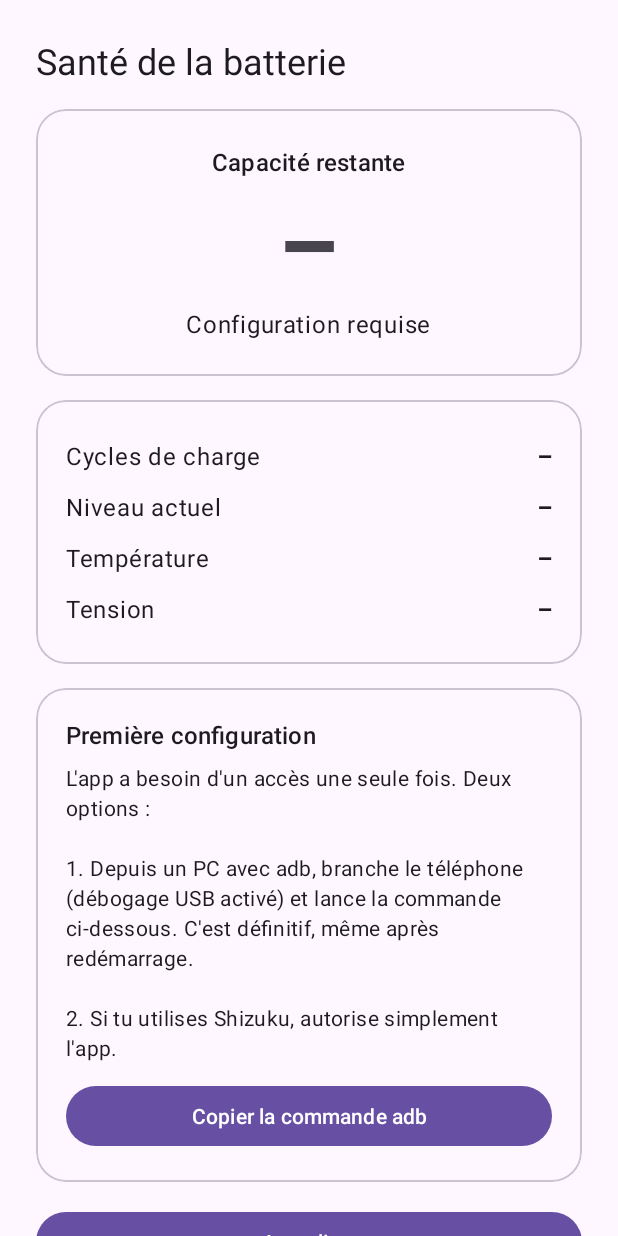
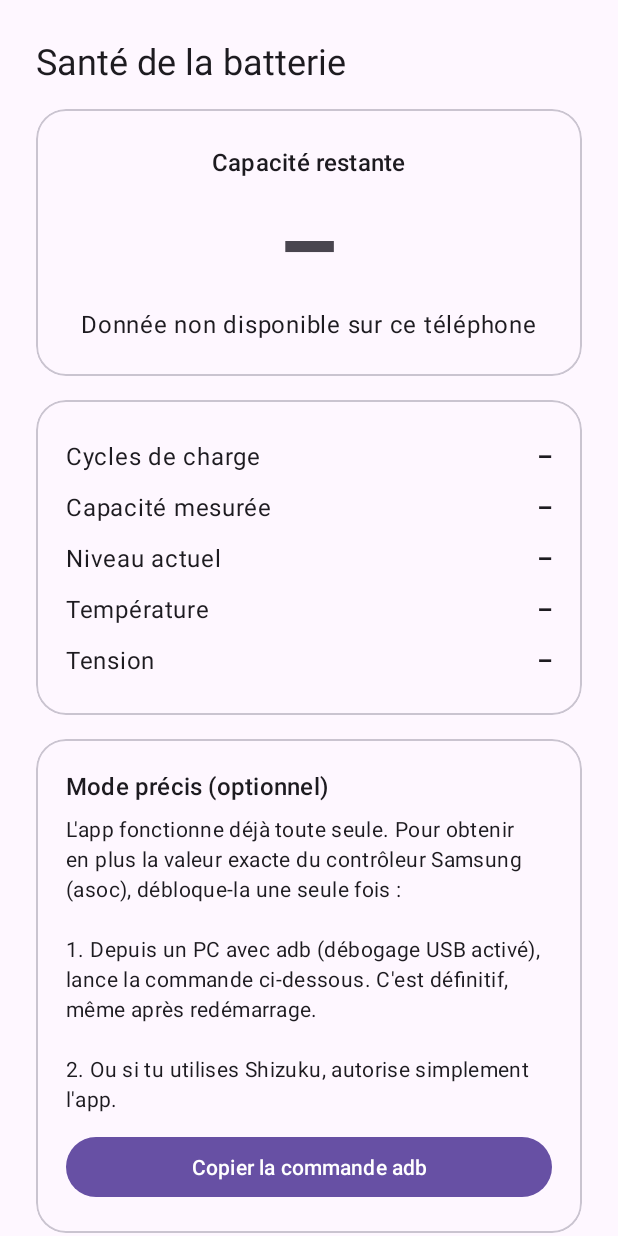
Before and after one commit to insourcewetrust/macplay, an Android app: the screen it shows after launch (MainActivity), on a phone screen of 412 x 824 dp. Run offline under Robolectric (Android 15) with nearby library versions, the phone set to English and light mode, and no system bars; libraries missing offline, so code that uses them is left out: rikka.shizuku; 5 statements that could not run were skipped.

Commit message:
Make the app fully autonomous, no adb or Shizuku required
Health, cycle count and capacity now come from permission-free sources
first: Android 14 public APIs (EXTRA_CYCLE_COUNT sticky broadcast extra
and BATTERY_PROPERTY_STATE_OF_HEALTH), with a measurement-based fallback
(BATTERY_PROPERTY_CHARGE_COUNTER scaled by level vs PowerProfile design
capacity). Level, temperature and voltage read from the battery sticky
broadcast. The dumpsys asoc path becomes an optional "precise mode" card
shown only when the exact Samsung controller value is not yet unlocked,
and the UI now shows which source produced the health figure.

Co-Authored-By: Claude Fable 5 <noreply@anthropic.com>
Claude-Session: https://claude.ai/code/session_01UuN5ExHRFdtyPQGJ87PKyt

```diff
--- a/samsung-battery-health/app/src/main/java/com/arnaud/batteryhealth/BatteryReader.kt
+++ b/samsung-battery-health/app/src/main/java/com/arnaud/batteryhealth/BatteryReader.kt
@@ -2,31 +2,45 @@ package com.arnaud.batteryhealth
 
 import android.annotation.SuppressLint
 import android.content.Context
+import android.content.Intent
+import android.content.IntentFilter
 import android.content.pm.PackageManager
+import android.os.BatteryManager
+import android.os.Build
 import android.os.IBinder
 import android.os.ParcelFileDescriptor
 import androidx.core.content.ContextCompat
 import rikka.shizuku.Shizuku
+import kotlin.math.roundToInt
+
+enum class HealthSource { ASOC, ANDROID_API, ESTIMATE }
 
 data class BatteryInfo(
     val healthPercent: Int?,
+    val healthSource: HealthSource?,
     val cycleCount: Int?,
+    val cycleApprox: Boolean,
     val level: Int?,
     val temperatureC: Double?,
     val voltageMv: Int?,
+    val estimatedFullMah: Int?,
+    val designMah: Int?,
     val raw: String,
 )
 
 /**
- * Lit la santé batterie des Samsung en automatisant la méthode du guide
- * r/GalaxyS23 : `dumpsys battery` expose `mSavedBatteryAsoc` (capacité
- * restante en %) et `mSavedBatteryUsage` (valeur / 100 = cycles de charge).
+ * Lit la santé batterie des Samsung, en full autonome, en combinant :
  *
- * Deux sources possibles, dans cet ordre :
- *  1. Dump direct du service "battery" si la permission DUMP est accordée
- *     (une seule commande adb, persiste après redémarrage).
- *  2. Shell Shizuku si l'app Shizuku tourne et a donné son accord. Dans ce
- *     cas on en profite pour s'auto-accorder DUMP : l'app devient autonome.
+ *  1. Android 14+ expose officiellement aux apps normales le nombre de
+ *     cycles (EXTRA_CYCLE_COUNT) et un indicateur de santé
+ *     (BATTERY_PROPERTY_STATE_OF_HEALTH), sans aucune permission.
+ *  2. Estimation par mesure : charge restante (BATTERY_PROPERTY_CHARGE_COUNTER)
+ *     rapportée au niveau affiché donne la capacité réelle, comparée à la
+ *     capacité d'origine (PowerProfile).
+ *  3. Mode précis optionnel : `dumpsys battery` expose `mSavedBatteryAsoc`
+ *     (la valeur exacte du contrôleur Samsung, méthode du guide r/GalaxyS23)
+ *     si la permission DUMP a été accordée (une commande adb, une fois)
+ *     ou via Shizuku, qui en profite pour auto-accorder DUMP.
  */
 object BatteryReader {
 
@@ -52,9 +66,10 @@ object BatteryReader {
         false
     }
 
-    fun read(context: Context): BatteryInfo? {
+    fun read(context: Context): BatteryInfo {
         val shizukuOk = shizukuAvailable() && shizukuGranted()
 
+        // Mode précis, seulement si déjà débloqué.
         val dump: String? = when {
             hasDumpPermission(context) -> dumpService("battery")
             shizukuOk -> {
@@ -64,33 +79,104 @@ object BatteryReader {
             }
             else -> null
         }
-        if (dump.isNullOrBlank()) return null
 
-        var cycles = parseCycles(dump)
+        // Sources autonomes, aucune permission requise.
+        val sticky: Intent? = context.registerReceiver(
+            null,
+            IntentFilter(Intent.ACTION_BATTERY_CHANGED),
+        )
+        val bm = context.getSystemService(Context.BATTERY_SERVICE) as BatteryManager
+
+        val level = parseInt(dump, "level") ?: sticky?.let {
+            val lvl = it.getIntExtra(BatteryManager.EXTRA_LEVEL, -1)
+            val scale = it.getIntExtra(BatteryManager.EXTRA_SCALE, 100)
+            if (lvl >= 0 && scale > 0) lvl * 100 / scale else null
+        }
+        val temperatureC = (parseInt(dump, "temperature")
+            ?: sticky?.getIntExtra(BatteryManager.EXTRA_TEMPERATURE, Int.MIN_VALUE)
+                ?.takeIf { it != Int.MIN_VALUE })?.let { it / 10.0 }
+        val voltageMv = parseInt(dump, "voltage")
+            ?: sticky?.getIntExtra(BatteryManager.EXTRA_VOLTAGE, -1)?.takeIf { it > 0 }
+
+        // Cycles : valeur officielle Android 14+, sinon dump, sinon sysfs.
+        var cycles: Int? = null
+        var cycleApprox = false
+        if (Build.VERSION.SDK_INT >= 34) {
+            cycles = sticky?.getIntExtra(BatteryManager.EXTRA_CYCLE_COUNT, -1)
+                ?.takeIf { it > 0 }
+        }
+        if (cycles == null) {
+            cycles = parseCyclesFromDump(dump)?.also { cycleApprox = true }
+        }
         if (cycles == null && shizukuOk) {
             cycles = SYSFS_CYCLE_PATHS.firstNotNullOfOrNull { path ->
                 runShizuku("cat $path")?.trim()?.toIntOrNull()
             }
         }
 
+        // Capacité mesurée vs capacité d'origine.
+        val chargeCounterUah = bm.getIntProperty(BatteryManager.BATTERY_PROPERTY_CHARGE_COUNTER)
+            .takeIf { it > 0 }
+        val designMah = readDesignCapacityMah(context)
+        val estimatedFullMah = if (chargeCounterUah != null && level != null && level >= 10) {
+            (chargeCounterUah / 1000.0 * 100.0 / level).roundToInt()
+        } else {
+            null
+        }
+
+        // Santé : ASOC exact > API Android > estimation par mesure.
+        var health: Int? = parseInt(dump, "mSavedBatteryAsoc")?.takeIf { it in 1..100 }
+        var source: HealthSource? = if (health != null) HealthSource.ASOC else null
+        if (health == null && Build.VERSION.SDK_INT >= 34) {
+            health = bm.getIntProperty(BatteryManager.BATTERY_PROPERTY_STATE_OF_HEALTH)
+                .takeIf { it in 1..100 }
+            if (health != null) source = HealthSource.ANDROID_API
+        }
+        if (health == null && estimatedFullMah != null && designMah != null && designMah > 0) {
+            health = (estimatedFullMah * 100.0 / designMah).roundToInt().coerceAtMost(100)
+                .takeIf { it in 1..100 }
+            if (health != null) source = HealthSource.ESTIMATE
+        }
+
         return BatteryInfo(
-            healthPercent = parseInt(dump, "mSavedBatteryAsoc"),
+            healthPercent = health,
+            healthSource = source,
             cycleCount = cycles,
-            level = parseInt(dump, "level"),
-            temperatureC = parseInt(dump, "temperature")?.let { it / 10.0 },
-            voltageMv = parseInt(dump, "voltage"),
-            raw = dump.trim(),
+            cycleApprox = cycleApprox,
+            level = level,
+            temperatureC = temperatureC,
+            voltageMv = voltageMv,
+            estimatedFullMah = estimatedFullMah,
+            designMah = designMah,
+            raw = dump?.trim() ?: "",
         )
     }
 
-    private fun parseInt(dump: String, key: String): Int? =
-        Regex("""\b$key[=:]\s*(-?\d+)""").find(dump)?.groupValues?.get(1)?.toIntOrNull()
+    private fun parseInt(dump: String?, key: String): Int? {
+        if (dump.isNullOrBlank()) return null
+        return Regex("""\b$key[=:]\s*(-?\d+)""")
+            .find(dump)?.groupValues?.get(1)?.toIntOrNull()
+    }
 
-    private fun parseCycles(dump: String): Int? {
+    private fun parseCyclesFromDump(dump: String?): Int? {
         parseInt(dump, "mSavedBatteryCycle")?.let { return it }
         // mSavedBatteryUsage : les premiers chiffres (valeur / 100) = cycles.
         parseInt(dump, "mSavedBatteryUsage")?.let { return it / 100 }
         return null
+    }
+
+    /** Capacité d'origine (mAh) déclarée par le constructeur dans PowerProfile. */
+    @SuppressLint("PrivateApi")
+    private fun readDesignCapacityMah(context: Context): Int? = try {
+        val profile = Class.forName("com.android.internal.os.PowerProfile")
+            .getConstructor(Context::class.java)
+            .newInstance(context)
+        val capacity = profile.javaClass
+            .getMethod("getBatteryCapacity")
+            .invoke(profile) as Double
+        capacity.roundToInt().takeIf { it > 100 }
+    } catch (t: Throwable) {
+        null
     }
 
     /** Dump du service système via IBinder.dump(), nécessite android.permission.DUMP. */
--- a/samsung-battery-health/app/src/main/java/com/arnaud/batteryhealth/MainActivity.kt
+++ b/samsung-battery-health/app/src/main/java/com/arnaud/batteryhealth/MainActivity.kt
@@ -56,32 +56,18 @@ class MainActivity : AppCompatActivity() {
         }
     }
 
-    private fun bind(info: BatteryInfo?) {
+    private fun bind(info: BatteryInfo) {
         val setupCard = findViewById<MaterialCardView>(R.id.setupCard)
         val healthValue = findViewById<TextView>(R.id.healthValue)
         val healthLabel = findViewById<TextView>(R.id.healthLabel)
+        val healthSource = findViewById<TextView>(R.id.healthSource)
         val cyclesValue = findViewById<TextView>(R.id.cyclesValue)
+        val capacityValue = findViewById<TextView>(R.id.capacityValue)
         val levelValue = findViewById<TextView>(R.id.levelValue)
         val tempValue = findViewById<TextView>(R.id.tempValue)
         val voltValue = findViewById<TextView>(R.id.voltValue)
         val rawText = findViewById<TextView>(R.id.rawText)
         val shizukuButton = findViewById<MaterialButton>(R.id.shizukuButton)
-
-        if (info == null) {
-            setupCard.visibility = View.VISIBLE
-            shizukuButton.visibility =
-                if (BatteryReader.shizukuAvailable()) View.VISIBLE else View.GONE
-            healthValue.text = getString(R.string.value_unknown)
-            healthLabel.text = getString(R.string.setup_needed)
-            cyclesValue.text = getString(R.string.value_unknown)
-            levelValue.text = getString(R.string.value_unknown)
-            tempValue.text = getString(R.string.value_unknown)
-            voltValue.text = getString(R.string.value_unknown)
-            rawText.text = ""
-            return
-        }
-
-        setupCard.visibility = View.GONE
 
         val health = info.healthPercent
         if (health != null) {
@@ -94,13 +80,32 @@ class MainActivity : AppCompatActivity() {
                     else -> R.string.health_weak
                 }
             )
+            healthSource.text = getString(
+                when (info.healthSource) {
+                    HealthSource.ASOC -> R.string.source_asoc
+                    HealthSource.ANDROID_API -> R.string.source_android
+                    else -> R.string.source_estimate
+                }
+            )
+            healthSource.visibility = View.VISIBLE
         } else {
             healthValue.text = getString(R.string.value_unknown)
-            healthLabel.text = getString(R.string.health_not_exposed)
+            healthLabel.text = getString(R.string.health_not_available)
+            healthSource.visibility = View.GONE
         }
 
-        cyclesValue.text = info.cycleCount?.let { getString(R.string.cycles_format, it) }
-            ?: getString(R.string.value_unknown)
+        cyclesValue.text = when {
+            info.cycleCount == null -> getString(R.string.value_unknown)
+            info.cycleApprox -> getString(R.string.cycles_approx_format, info.cycleCount)
+            else -> info.cycleCount.toString()
+        }
+        capacityValue.text = when {
+            info.estimatedFullMah != null && info.designMah != null ->
+                getString(R.string.capacity_format, info.estimatedFullMah, info.designMah)
+            info.estimatedFullMah != null ->
+                getString(R.string.capacity_short_format, info.estimatedFullMah)
+            else -> getString(R.string.value_unknown)
+        }
         levelValue.text = info.level?.let { getString(R.string.percent_format, it) }
             ?: getString(R.string.value_unknown)
         tempValue.text = info.temperatureC?.let { getString(R.string.temp_format, it) }
@@ -108,6 +113,13 @@ class MainActivity : AppCompatActivity() {
         voltValue.text = info.voltageMv?.let { getString(R.string.volt_format, it / 1000.0) }
             ?: getString(R.string.value_unknown)
         rawText.text = info.raw
+
+        // Le mode précis n'est proposé que si la valeur exacte du contrôleur
+        // Samsung n'est pas encore accessible.
+        val precise = info.healthSource == HealthSource.ASOC
+        setupCard.visibility = if (precise) View.GONE else View.VISIBLE
+        shizukuButton.visibility =
+            if (!precise && BatteryReader.shizukuAvailable()) View.VISIBLE else View.GONE
     }
 
     private fun copyAdbCommand() {
--- a/samsung-battery-health/app/src/main/res/layout/activity_main.xml
+++ b/samsung-battery-health/app/src/main/res/layout/activity_main.xml
@@ -50,6 +50,15 @@
                     android:layout_height="wrap_content"
                     android:text=""
                     android:textAppearance="?attr/textAppearanceBodyLarge" />
+
+                <TextView
+                    android:id="@+id/healthSource"
+                    android:layout_width="wrap_content"
+                    android:layout_height="wrap_content"
+                    android:layout_marginTop="4dp"
+                    android:alpha="0.7"
+                    android:text=""
+                    android:textAppearance="?attr/textAppearanceBodySmall" />
             </LinearLayout>
         </com.google.android.material.card.MaterialCardView>
 
@@ -81,6 +90,28 @@
 
                     <TextView
                         android:id="@+id/cyclesValue"
+                        android:layout_width="wrap_content"
+                        android:layout_height="wrap_content"
+                        android:text="@string/value_unknown"
+                        android:textAppearance="?attr/textAppearanceBodyLarge"
+                        android:textStyle="bold" />
+                </LinearLayout>
+
+                <LinearLayout
+                    android:layout_width="match_parent"
+                    android:layout_height="wrap_content"
+                    android:orientation="horizontal"
+                    android:paddingVertical="6dp">
+
+                    <TextView
+                        android:layout_width="0dp"
+                        android:layout_height="wrap_content"
+                        android:layout_weight="1"
+                        android:text="@string/capacity_title"
+                        android:textAppearance="?attr/textAppearanceBodyLarge" />
+
+                    <TextView
+                        android:id="@+id/capacityValue"
                         android:layout_width="wrap_content"
                         android:layout_height="wrap_content"
                         android:text="@string/value_unknown"
--- a/samsung-battery-health/app/src/main/res/values/strings.xml
+++ b/samsung-battery-health/app/src/main/res/values/strings.xml
@@ -4,22 +4,27 @@
     <string name="app_title">Santé de la batterie</string>
     <string name="health_title">Capacité restante</string>
     <string name="cycles_title">Cycles de charge</string>
+    <string name="capacity_title">Capacité mesurée</string>
     <string name="level_title">Niveau actuel</string>
     <string name="temp_title">Température</string>
     <string name="volt_title">Tension</string>
     <string name="value_unknown">–</string>
     <string name="percent_format">%d %%</string>
-    <string name="cycles_format">≈ %d</string>
+    <string name="cycles_approx_format">≈ %d</string>
+    <string name="capacity_format">≈ %1$d mAh / %2$d mAh</string>
+    <string name="capacity_short_format">≈ %d mAh</string>
     <string name="temp_format">%.1f °C</string>
     <string name="volt_format">%.2f V</string>
     <string name="health_excellent">Excellente</string>
     <string name="health_good">Bonne</string>
     <string name="health_average">Moyenne, à surveiller</string>
     <string name="health_weak">Faible, remplacement à envisager</string>
-    <string name="health_not_exposed">Donnée non exposée par ce téléphone</string>
-    <string name="setup_needed">Configuration requise</string>
-    <string name="setup_title">Première configuration</string>
-    <string name="setup_body">L\'app a besoin d\'un accès une seule fois. Deux options :\n\n1. Depuis un PC avec adb, branche le téléphone (débogage USB activé) et lance la commande ci-dessous. C\'est définitif, même après redémarrage.\n\n2. Si tu utilises Shizuku, autorise simplement l\'app.</string>
+    <string name="health_not_available">Donnée non disponible sur ce téléphone</string>
+    <string name="source_asoc">Valeur exacte du contrôleur Samsung</string>
+    <string name="source_android">Valeur officielle Android</string>
+    <string name="source_estimate">Estimation par mesure, recharge le téléphone au-delà de 80 %% pour plus de précision</string>
+    <string name="setup_title">Mode précis (optionnel)</string>
+    <string name="setup_body">L\'app fonctionne déjà toute seule. Pour obtenir en plus la valeur exacte du contrôleur Samsung (asoc), débloque-la une seule fois :\n\n1. Depuis un PC avec adb (débogage USB activé), lance la commande ci-dessous. C\'est définitif, même après redémarrage.\n\n2. Ou si tu utilises Shizuku, autorise simplement l\'app.</string>
     <string name="copy_adb">Copier la commande adb</string>
     <string name="use_shizuku">Autoriser via Shizuku</string>
     <string name="refresh">Actualiser</string>
```
Also changed, not shown: 1 other file.
